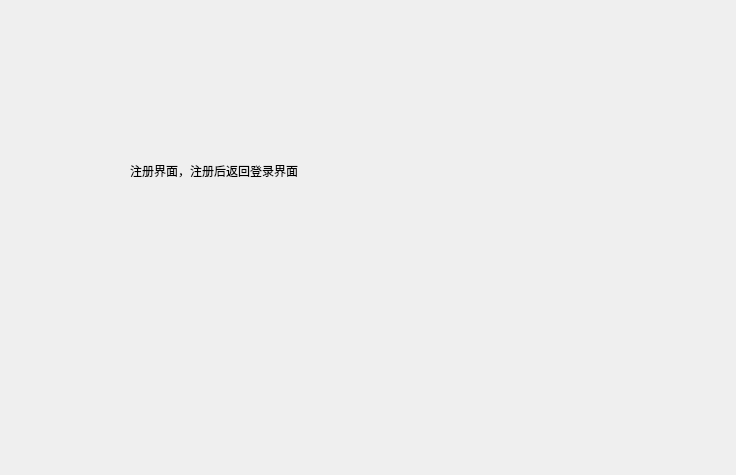
Qt form librarysystem.ui (sdwangyu/LibraryDesign) before a commit.
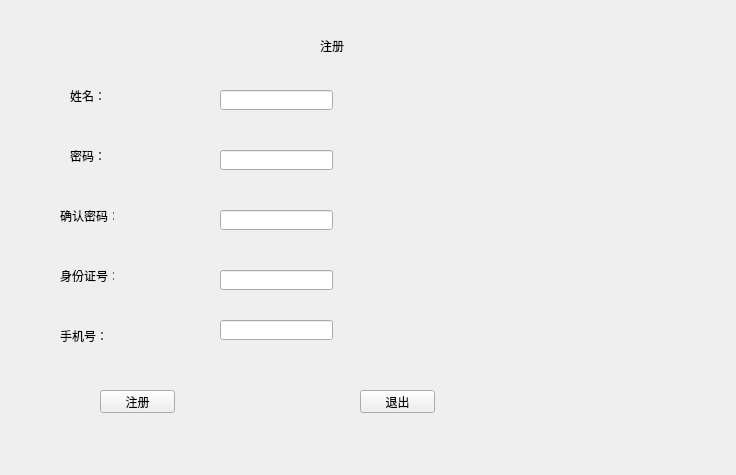
The same form after that commit. The open tabs and pages were chosen to show the change.

```diff
--- a/librarysystem.ui
+++ b/librarysystem.ui
@@ -145,17 +145,158 @@
     <widget class="QLabel" name="label_4">
      <property name="geometry">
       <rect>
-       <x>120</x>
-       <y>130</y>
-       <width>431</width>
-       <height>61</height>
+       <x>310</x>
+       <y>20</y>
+       <width>61</width>
+       <height>31</height>
       </rect>
      </property>
      <property name="styleSheet">
       <string notr="true">font: 22pt &quot;Academy Engraved LET&quot;;</string>
      </property>
      <property name="text">
-      <string>注册界面，注册后返回登录界面</string>
+      <string>注册</string>
+     </property>
+    </widget>
+    <widget class="QLabel" name="label_17">
+     <property name="geometry">
+      <rect>
+       <x>60</x>
+       <y>80</y>
+       <width>54</width>
+       <height>12</height>
+      </rect>
+     </property>
+     <property name="text">
+      <string>姓名：</string>
+     </property>
+    </widget>
+    <widget class="QLabel" name="label_18">
+     <property name="geometry">
+      <rect>
+       <x>60</x>
+       <y>140</y>
+       <width>54</width>
+       <height>12</height>
+      </rect>
+     </property>
+     <property name="text">
+      <string>密码：</string>
+     </property>
+    </widget>
+    <widget class="QLabel" name="label_19">
+     <property name="geometry">
+      <rect>
+       <x>50</x>
+       <y>200</y>
+       <width>54</width>
+       <height>12</height>
+      </rect>
+     </property>
+     <property name="text">
+      <string>确认密码：</string>
+     </property>
+    </widget>
+    <widget class="QLabel" name="label_20">
+     <property name="geometry">
+      <rect>
+       <x>50</x>
+       <y>260</y>
+       <width>54</width>
+       <height>12</height>
+      </rect>
+     </property>
+     <property name="text">
+      <string>身份证号：</string>
+     </property>
+    </widget>
+    <widget class="QLabel" name="label_21">
+     <property name="geometry">
+      <rect>
+       <x>50</x>
+       <y>320</y>
+       <width>54</width>
+       <height>12</height>
+      </rect>
+     </property>
+     <property name="text">
+      <string>手机号：</string>
+     </property>
+    </widget>
+    <widget class="QLineEdit" name="usernameget">
+     <property name="geometry">
+      <rect>
+       <x>210</x>
+       <y>80</y>
+       <width>113</width>
+       <height>20</height>
+      </rect>
+     </property>
+    </widget>
+    <widget class="QLineEdit" name="userpasswordget">
+     <property name="geometry">
+      <rect>
+       <x>210</x>
+       <y>140</y>
+       <width>113</width>
+       <height>20</height>
+      </rect>
+     </property>
+    </widget>
+    <widget class="QLineEdit" name="userpasswordtwice">
+     <property name="geometry">
+      <rect>
+       <x>210</x>
+       <y>200</y>
+       <width>113</width>
+       <height>20</height>
+      </rect>
+     </property>
+    </widget>
+    <widget class="QLineEdit" name="userphonenumbleget">
+     <property name="geometry">
+      <rect>
+       <x>210</x>
+       <y>260</y>
+       <width>113</width>
+       <height>20</height>
+      </rect>
+     </property>
+    </widget>
+    <widget class="QLineEdit" name="usersfznumbleget">
+     <property name="geometry">
+      <rect>
+       <x>210</x>
+       <y>310</y>
+       <width>113</width>
+       <height>20</height>
+      </rect>
+     </property>
+    </widget>
+    <widget class="QPushButton" name="registerAchieve">
+     <property name="geometry">
+      <rect>
+       <x>90</x>
+       <y>380</y>
+       <width>75</width>
+       <height>23</height>
+      </rect>
+     </property>
+     <property name="text">
+      <string>注册</string>
+     </property>
+    </widget>
+    <widget class="QPushButton" name="registerExit">
+     <property name="geometry">
+      <rect>
+       <x>350</x>
+       <y>380</y>
+       <width>75</width>
+       <height>23</height>
+      </rect>
+     </property>
+     <property name="text">
+      <string>退出</string>
      </property>
     </widget>
    </widget>
```
Left out of the diff: 215 changed lines with no effect on the pictures.
